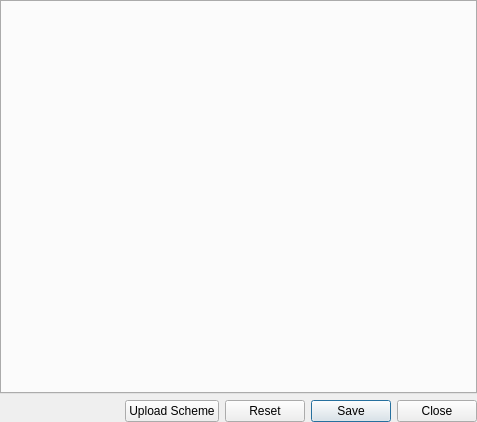
This is kcms/colors/scmeditordialog.ui in Sonic-DE/sonic-desktop-interface as Qt 5 draws it before an edit. The edited form follows.
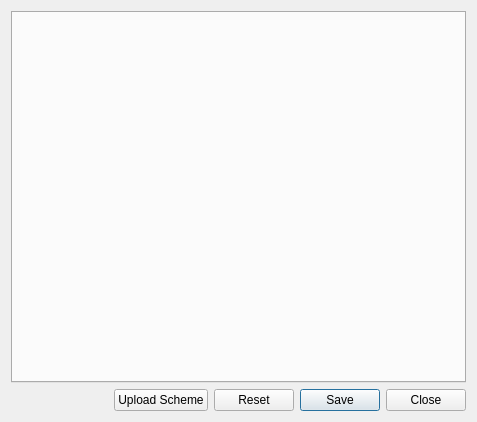
This is the edited form.

Commit message: Fix some bugs (mem leak, layout, preview not showing colors)

The edit to the form file:
```diff
--- a/kcms/colors/scmeditordialog.ui
+++ b/kcms/colors/scmeditordialog.ui
@@ -11,18 +11,6 @@
    </rect>
   </property>
   <layout class="QVBoxLayout">
-   <property name="leftMargin">
-    <number>0</number>
-   </property>
-   <property name="topMargin">
-    <number>0</number>
-   </property>
-   <property name="rightMargin">
-    <number>0</number>
-   </property>
-   <property name="bottomMargin">
-    <number>0</number>
-   </property>
    <item>
     <widget class="QTabWidget" name="tabWidget">
      <property name="currentIndex">
```
The commit also changes 7 other files.
